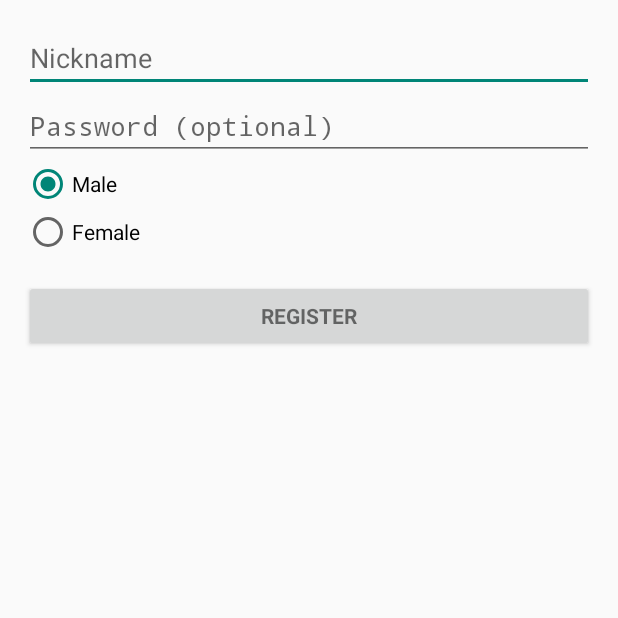
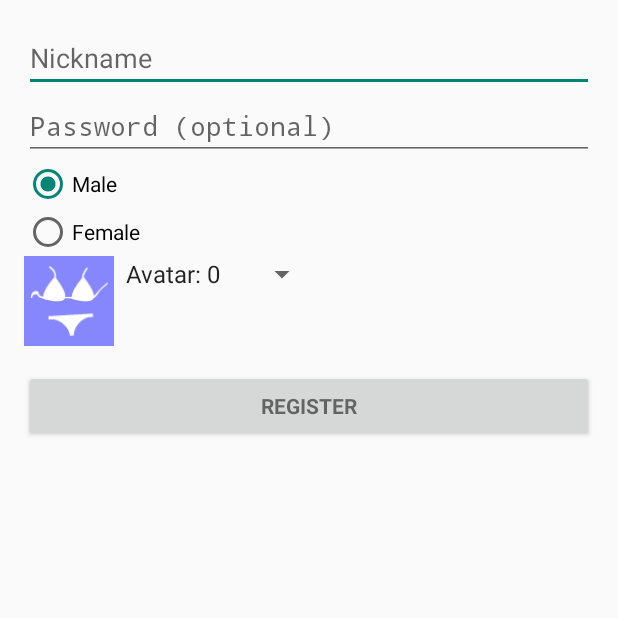
Before and after one commit to V-Show/veil-server, an Android app: the RegisterActivity screen opened directly, with no data from a screen before it, on a phone screen of 412 x 824 dp, the top half of it. Run offline under Robolectric (Android 15) with nearby library versions, the phone set to English and light mode, and no system bars; libraries missing offline, so code that uses them is left out: org.jivesoftware.smack, org.jivesoftware.smackx.

Commit message:
close issue #3 .

```diff
--- a/android-spark/app/src/main/java/com/veiljoy/spark/android/ui/LauncherActivity.java
+++ b/android-spark/app/src/main/java/com/veiljoy/spark/android/ui/LauncherActivity.java
@@ -63,7 +63,7 @@ public class LauncherActivity extends Activity {
             public void run() {
                 Intent intent = new Intent(LauncherActivity.this, ChatActivity.class);
                 intent.setFlags(Intent.FLAG_ACTIVITY_CLEAR_TOP
-                        | Intent.FLAG_ACTIVITY_SINGLE_TOP);
+                        | Intent.FLAG_ACTIVITY_NEW_TASK);
                 startActivity(intent);
                 finish();
             }
--- a/android-spark/app/src/main/java/com/veiljoy/spark/android/ui/RegisterActivity.java
+++ b/android-spark/app/src/main/java/com/veiljoy/spark/android/ui/RegisterActivity.java
@@ -5,6 +5,8 @@ import android.app.AlertDialog;
 import android.content.DialogInterface;
 import android.content.Intent;
 import android.content.res.Resources;
+import android.graphics.Bitmap;
+import android.graphics.drawable.Drawable;
 import android.os.Bundle;
 import android.os.Handler;
 import android.os.Message;
@@ -13,10 +15,14 @@ import android.view.KeyEvent;
 import android.view.View;
 import android.view.View.OnClickListener;
 import android.view.inputmethod.EditorInfo;
+import android.widget.AdapterView;
+import android.widget.ArrayAdapter;
 import android.widget.AutoCompleteTextView;
 import android.widget.Button;
 import android.widget.EditText;
+import android.widget.ImageView;
 import android.widget.RadioButton;
+import android.widget.Spinner;
 import android.widget.TextView;
 import android.widget.Toast;
 
@@ -26,12 +32,15 @@ import com.veiljoy.spark.android.net.Carriers;
 import com.veiljoy.spark.android.net.Configs;
 import com.veiljoy.spark.android.net.NetThread;
 import com.veiljoy.spark.android.utils.DeviceUtil;
+import com.veiljoy.spark.android.utils.FormatTools;
 import com.veiljoy.spark.android.utils.SharePreferenceUtil;
 import com.veiljoy.spark.core.SimpleSparkListener;
 import com.veiljoy.spark.core.SparkAction;
 import com.veiljoy.spark.core.SparkError;
 
 import org.jivesoftware.smackx.vcardtemp.packet.VCard;
+
+import java.io.ByteArrayOutputStream;
 
 
 /**
@@ -43,12 +52,14 @@ public class RegisterActivity extends Activity {
     private AutoCompleteTextView mNicknameView;
     private EditText mPasswordView;
     private RadioButton maleRadio;
+    private ImageView mAvatarImageView;
 
     private String username;
     private String nickname;
     private String password;
+    private byte[] avatar;
     // flag
-    private boolean mWaitLogin;
+    private boolean mWaiting;
 
     SparkApplication mApp;
     RegisterSparkListener mListener;
@@ -58,7 +69,7 @@ public class RegisterActivity extends Activity {
         super.onCreate(savedInstanceState);
         setContentView(R.layout.activity_register);
 
-        mApp = (SparkApplication)getApplication();
+        mApp = (SparkApplication) getApplication();
         mListener = new RegisterSparkListener();
 
         // Set up the register form.
@@ -78,11 +89,51 @@ public class RegisterActivity extends Activity {
 
         maleRadio = (RadioButton) findViewById(R.id.radioMale);
 
+        mAvatarImageView = (ImageView) findViewById(R.id.avatar);
+        Drawable defaultAvatar = getResources().getDrawable(R.mipmap.ic_chat_avatar_6);
+        avatar = FormatTools.Drawable2Bytes(defaultAvatar);
+
         Button signInButton = (Button) findViewById(R.id.sign_in_button);
         signInButton.setOnClickListener(new OnClickListener() {
             @Override
             public void onClick(View view) {
                 attemptLogin();
+            }
+        });
+
+        Spinner spinner = (Spinner) findViewById(R.id.spinner);
+        // Create an ArrayAdapter using the string array and a default spinner layout
+        ArrayAdapter<CharSequence> adapter = ArrayAdapter.createFromResource(this,
+                R.array.spinner_avatars, android.R.layout.simple_spinner_item);
+        // Specify the layout to use when the list of choices appears
+        adapter.setDropDownViewResource(android.R.layout.simple_spinner_dropdown_item);
+        // Apply the adapter to the spinner
+        spinner.setAdapter(adapter);
+        spinner.setOnItemSelectedListener(new AdapterView.OnItemSelectedListener() {
+            @Override
+            public void onItemSelected(AdapterView<?> parent, View view, int position, long id) {
+                // set avatar
+                int avatars[] = {
+                        R.mipmap.ic_chat_avatar_0,
+                        R.mipmap.ic_chat_avatar_1,
+                        R.mipmap.ic_chat_avatar_2,
+                        R.mipmap.ic_chat_avatar_3,
+                        R.mipmap.ic_chat_avatar_4,
+                        R.mipmap.ic_chat_avatar_5,
+                        R.mipmap.ic_chat_avatar_6,
+                        R.mipmap.ic_chat_avatar_7,
+                        R.mipmap.ic_chat_avatar_8,
+                        R.mipmap.ic_chat_avatar_9,
+                        R.mipmap.ic_chat_avatar_10,
+                        R.mipmap.ic_chat_avatar_11
+                };
+                Drawable d = getResources().getDrawable(avatars[position]);
+                mAvatarImageView.setImageDrawable(d);
+                avatar = FormatTools.Drawable2Bytes(d);
+            }
+
+            @Override
+            public void onNothingSelected(AdapterView<?> parent) {
             }
         });
     }
@@ -136,7 +187,7 @@ public class RegisterActivity extends Activity {
             cancel = true;
         }
 
-        if (cancel) {
+        if (cancel || mWaiting) {
             // There was an error; don't attempt login and focus the first
             // form field with an error.
             focusView.requestFocus();
@@ -145,6 +196,7 @@ public class RegisterActivity extends Activity {
             if (TextUtils.isEmpty(password)) {
                 password = Configs.defaultPassword;
             }
+            mWaiting = true;
             mApp.register(username, nickname, password);
         }
     }
@@ -163,6 +215,8 @@ public class RegisterActivity extends Activity {
 
     private void startChatActivity() {
         Intent intent = new Intent(this, ChatActivity.class);
+        intent.setFlags(Intent.FLAG_ACTIVITY_CLEAR_TOP
+                | Intent.FLAG_ACTIVITY_NEW_TASK);
         startActivity(intent);
         finish();
     }
@@ -186,7 +240,8 @@ public class RegisterActivity extends Activity {
             VCard vCard = new VCard();
             vCard.setField(Carriers.Constants.GenderField, gender);
             // FIXME use nickname field to save the real name of user
-            vCard.setNickName(mNicknameView.getText().toString());
+            vCard.setNickName(nickname);
+            vCard.setAvatar(avatar);
 
             mApp.uploadVCard(vCard);
         }
@@ -203,6 +258,7 @@ public class RegisterActivity extends Activity {
 
         @Override
         public void onEnterRoom() {
+            mWaiting = false;
             startChatActivity();
         }
 
--- /dev/null
+++ b/android-spark/app/src/main/java/com/veiljoy/spark/android/utils/FormatTools.java
@@ -0,0 +1,122 @@
+package com.veiljoy.spark.android.utils;
+
+import java.io.ByteArrayInputStream;
+import java.io.ByteArrayOutputStream;
+import java.io.InputStream;
+
+import android.graphics.Bitmap;
+import android.graphics.BitmapFactory;
+import android.graphics.Canvas;
+import android.graphics.PixelFormat;
+import android.graphics.drawable.BitmapDrawable;
+import android.graphics.drawable.Drawable;
+
+/**
+ * Created by zhongqihong on 15/4/16.
+ * Bitmap与DrawAble与byte[]与InputStream之间的转换工具类
+ */
+public class FormatTools {
+    // 将byte[]转换成InputStream
+    public static InputStream Byte2InputStream(byte[] b) {
+        ByteArrayInputStream bais = new ByteArrayInputStream(b);
+        return bais;
+    }
+
+    // 将InputStream转换成byte[]
+    public static byte[] InputStream2Bytes(InputStream is) {
+        String str = "";
+        byte[] readByte = new byte[1024];
+        int readCount = -1;
+        try {
+            while ((readCount = is.read(readByte, 0, 1024)) != -1) {
+                str += new String(readByte).trim();
+            }
+            return str.getBytes();
+        } catch (Exception e) {
+            e.printStackTrace();
+        }
+        return null;
+    }
+
+    // 将Bitmap转换成InputStream
+    public static InputStream Bitmap2InputStream(Bitmap bm) {
+        ByteArrayOutputStream baos = new ByteArrayOutputStream();
+        bm.compress(Bitmap.CompressFormat.JPEG, 100, baos);
+        InputStream is = new ByteArrayInputStream(baos.toByteArray());
+        return is;
+    }
+
+    // 将Bitmap转换成InputStream
+    public static InputStream Bitmap2InputStream(Bitmap bm, int quality) {
+        ByteArrayOutputStream baos = new ByteArrayOutputStream();
+        bm.compress(Bitmap.CompressFormat.PNG, quality, baos);
+        InputStream is = new ByteArrayInputStream(baos.toByteArray());
+        return is;
+    }
+
+    // 将InputStream转换成Bitmap
+    public static Bitmap InputStream2Bitmap(InputStream is) {
+        return BitmapFactory.decodeStream(is);
+    }
+
+    // Drawable转换成InputStream
+    public static InputStream Drawable2InputStream(Drawable d) {
+        Bitmap bitmap = drawable2Bitmap(d);
+        return Bitmap2InputStream(bitmap);
+    }
+
+    // InputStream转换成Drawable
+    public static Drawable InputStream2Drawable(InputStream is) {
+        Bitmap bitmap = InputStream2Bitmap(is);
+        return bitmap2Drawable(bitmap);
+    }
+
+    // Drawable转换成byte[]
+    public static byte[] Drawable2Bytes(Drawable d) {
+        Bitmap bitmap = drawable2Bitmap(d);
+        return Bitmap2Bytes(bitmap);
+    }
+
+    // byte[]转换成Drawable
+    public static Drawable Bytes2Drawable(byte[] b) {
+        Bitmap bitmap = Bytes2Bitmap(b);
+        return bitmap2Drawable(bitmap);
+    }
+
+    // Bitmap转换成byte[]
+    public static byte[] Bitmap2Bytes(Bitmap bm) {
+        ByteArrayOutputStream baos = new ByteArrayOutputStream();
+        bm.compress(Bitmap.CompressFormat.PNG, 100, baos);
+        return baos.toByteArray();
+    }
+
+    // byte[]转换成Bitmap
+    public static Bitmap Bytes2Bitmap(byte[] b) {
+        if (b.length != 0) {
+            return BitmapFactory.decodeByteArray(b, 0, b.length);
+        }
+        return null;
+    }
+
+    // Drawable转换成Bitmap
+    public static Bitmap drawable2Bitmap(Drawable drawable) {
+        Bitmap bitmap = Bitmap
+                .createBitmap(
+                        drawable.getIntrinsicWidth(),
+                        drawable.getIntrinsicHeight(),
+                        drawable.getOpacity() != PixelFormat.OPAQUE ? Bitmap.Config.ARGB_8888
+                                : Bitmap.Config.RGB_565);
+        Canvas canvas = new Canvas(bitmap);
+        drawable.setBounds(0, 0, drawable.getIntrinsicWidth(),
+                drawable.getIntrinsicHeight());
+        drawable.draw(canvas);
+        return bitmap;
+    }
+
+    // Bitmap转换成Drawable
+    public static Drawable bitmap2Drawable(Bitmap bitmap) {
+        BitmapDrawable bd = new BitmapDrawable(bitmap);
+        Drawable d = (Drawable) bd;
+        return d;
+    }
+}
--- a/android-spark/app/src/main/res/layout/activity_register.xml
+++ b/android-spark/app/src/main/res/layout/activity_register.xml
@@ -62,6 +62,25 @@
                     android:text="@string/female"></RadioButton>
             </RadioGroup>
 
+            <LinearLayout
+                android:layout_width="match_parent"
+                android:layout_height="wrap_content"
+                android:orientation="horizontal">
+
+                <ImageView
+                    android:id="@+id/avatar"
+                    android:layout_width="60dp"
+                    android:layout_height="60dp"
+                    android:background="#770000ff"
+                    android:scaleType="fitCenter"
+                    android:src="@mipmap/ic_chat_avatar_6" />
+
+                <Spinner
+                    android:id="@+id/spinner"
+                    android:layout_width="wrap_content"
+                    android:layout_height="wrap_content"></Spinner>
+            </LinearLayout>
+
             <Button
                 android:id="@+id/sign_in_button"
                 style="?android:textAppearanceSmall"
--- a/android-spark/app/src/main/res/values/strings_activity_login.xml
+++ b/android-spark/app/src/main/res/values/strings_activity_login.xml
@@ -20,4 +20,19 @@
     <string name="dialog_retry">Retry</string>
     <string name="dialog_exit">Exit</string>
 
+    <string-array name="spinner_avatars">
+        <item>Avatar: 0</item>
+        <item>Avatar: 1</item>
+        <item>Avatar: 2</item>
+        <item>Avatar: 3</item>
+        <item>Avatar: 4</item>
+        <item>Avatar: 5</item>
+        <item>Avatar: 6</item>
+        <item>Avatar: 7</item>
+        <item>Avatar: 8</item>
+        <item>Avatar: 9</item>
+        <item>Avatar: 10</item>
+        <item>Avatar: 11</item>
+    </string-array>
+
 </resources>
```
Also changed, not shown: android-spark/app/src/main/java/com/veiljoy/spark/android/ui/ChatActivity.java (+15 -0 lines), android-spark/app/src/main/res/layout/include_room_owner.xml (+12 -3 lines), android-spark/app/src/main/res/layout/include_roommate.xml (+10 -0 lines), android-spark/app/src/main/res/mipmap-hdpi/ic_chat_avatar_0.png (added), android-spark/app/src/main/res/mipmap-hdpi/ic_chat_avatar_1.png (added), android-spark/app/src/main/res/mipmap-hdpi/ic_chat_avatar_10.png (added), android-spark/app/src/main/res/mipmap-hdpi/ic_chat_avatar_11.png (added), android-spark/app/src/main/res/mipmap-hdpi/ic_chat_avatar_2.png (added), android-spark/app/src/main/res/mipmap-hdpi/ic_chat_avatar_3.png (added), android-spark/app/src/main/res/mipmap-hdpi/ic_chat_avatar_4.png (added), android-spark/app/src/main/res/mipmap-hdpi/ic_chat_avatar_5.png (added), android-spark/app/src/main/res/mipmap-hdpi/ic_chat_avatar_6.png (added), android-spark/app/src/main/res/mipmap-hdpi/ic_chat_avatar_7.png (added), android-spark/app/src/main/res/mipmap-hdpi/ic_chat_avatar_8.png (added), 1 more files.
